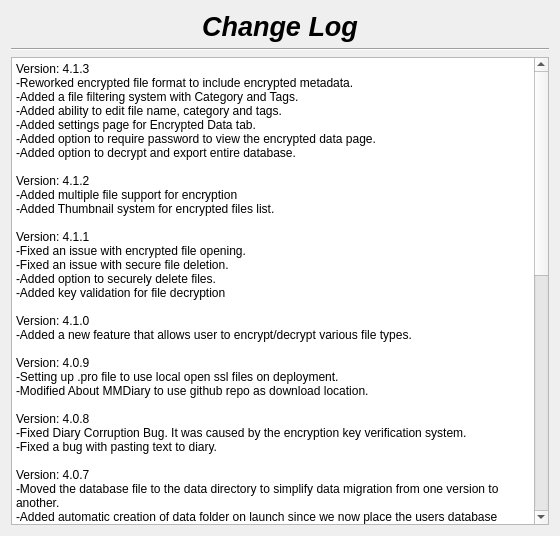
Qt form changelog.ui (therealMaPMaKeR/MMDiary) before a commit.
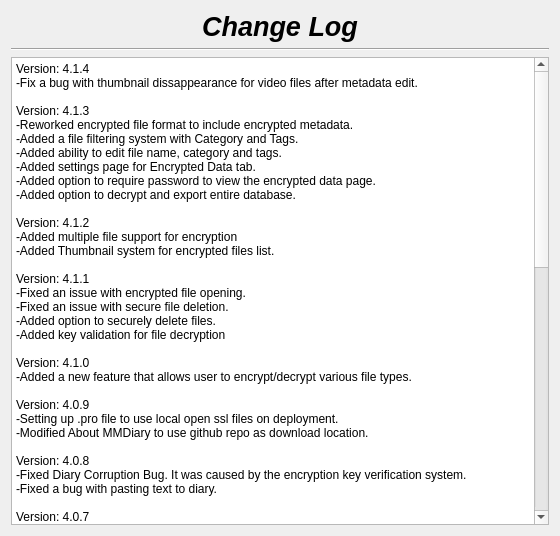
The same form after that commit.

Commit message:
fixed bug with thumbnails
thumbnails would disappear after meta data edits

Patch:
```diff
--- a/changelog.ui
+++ b/changelog.ui
@@ -55,6 +55,8 @@
 li.unchecked::marker { content: &quot;\2610&quot;; }
 li.checked::marker { content: &quot;\2612&quot;; }
 &lt;/style&gt;&lt;/head&gt;&lt;body style=&quot; font-family:'Segoe UI'; font-size:9pt; font-weight:400; font-style:normal;&quot;&gt;
+&lt;p style=&quot; margin-top:0px; margin-bottom:0px; margin-left:0px; margin-right:0px; -qt-block-indent:0; text-indent:0px;&quot;&gt;Version: 4.1.4&lt;br /&gt;-Fix a bug with thumbnail dissappearance for video files after metadata edit.&lt;/p&gt;
+&lt;p style=&quot;-qt-paragraph-type:empty; margin-top:0px; margin-bottom:0px; margin-left:0px; margin-right:0px; -qt-block-indent:0; text-indent:0px;&quot;&gt;&lt;br /&gt;&lt;/p&gt;
 &lt;p style=&quot; margin-top:0px; margin-bottom:0px; margin-left:0px; margin-right:0px; -qt-block-indent:0; text-indent:0px;&quot;&gt;Version: 4.1.3&lt;br /&gt;-Reworked encrypted file format to include encrypted metadata.&lt;br /&gt;-Added a file filtering system with Category and Tags.&lt;br /&gt;-Added ability to edit file name, category and tags.&lt;br /&gt;-Added settings page for Encrypted Data tab.&lt;br /&gt;-Added option to require password to view the encrypted data page.&lt;/p&gt;
 &lt;p style=&quot; margin-top:0px; margin-bottom:0px; margin-left:0px; margin-right:0px; -qt-block-indent:0; text-indent:0px;&quot;&gt;-Added option to decrypt and export entire database.&lt;/p&gt;
 &lt;p style=&quot;-qt-paragraph-type:empty; margin-top:0px; margin-bottom:0px; margin-left:0px; margin-right:0px; -qt-block-indent:0; text-indent:0px;&quot;&gt;&lt;br /&gt;&lt;/p&gt;
```
The commit also changes 2 other files.
